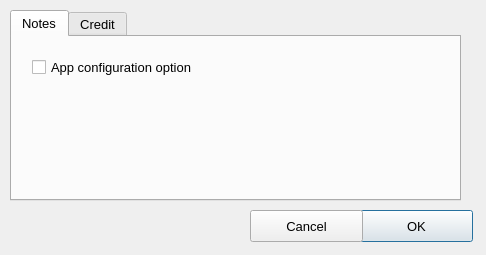
The window that resources/views/ConfigurationDialog.ui (namuan/task-rider) describes before a commit, drawn with Qt 5.
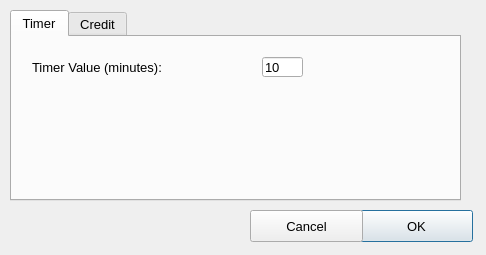
The same window after the commit.

Commit message: Save timer value as config item

```diff
--- a/resources/views/ConfigurationDialog.ui
+++ b/resources/views/ConfigurationDialog.ui
@@ -43,19 +43,32 @@
    </property>
    <widget class="QWidget" name="notes">
     <attribute name="title">
-     <string>Notes</string>
+     <string>Timer</string>
     </attribute>
-    <widget class="QCheckBox" name="chkAppOption">
+    <widget class="QLabel" name="label">
      <property name="geometry">
       <rect>
        <x>20</x>
        <y>20</y>
-       <width>201</width>
+       <width>211</width>
        <height>20</height>
       </rect>
      </property>
      <property name="text">
-      <string>App configuration option</string>
+      <string>Timer Value (minutes):</string>
+     </property>
+    </widget>
+    <widget class="QLineEdit" name="txt_config_timer_value">
+     <property name="geometry">
+      <rect>
+       <x>250</x>
+       <y>20</y>
+       <width>41</width>
+       <height>20</height>
+      </rect>
+     </property>
+     <property name="text">
+      <string>10</string>
      </property>
     </widget>
    </widget>
```
Left out of the diff: 2 changed lines with no effect on the pictures. The commit also changes 7 other files.
